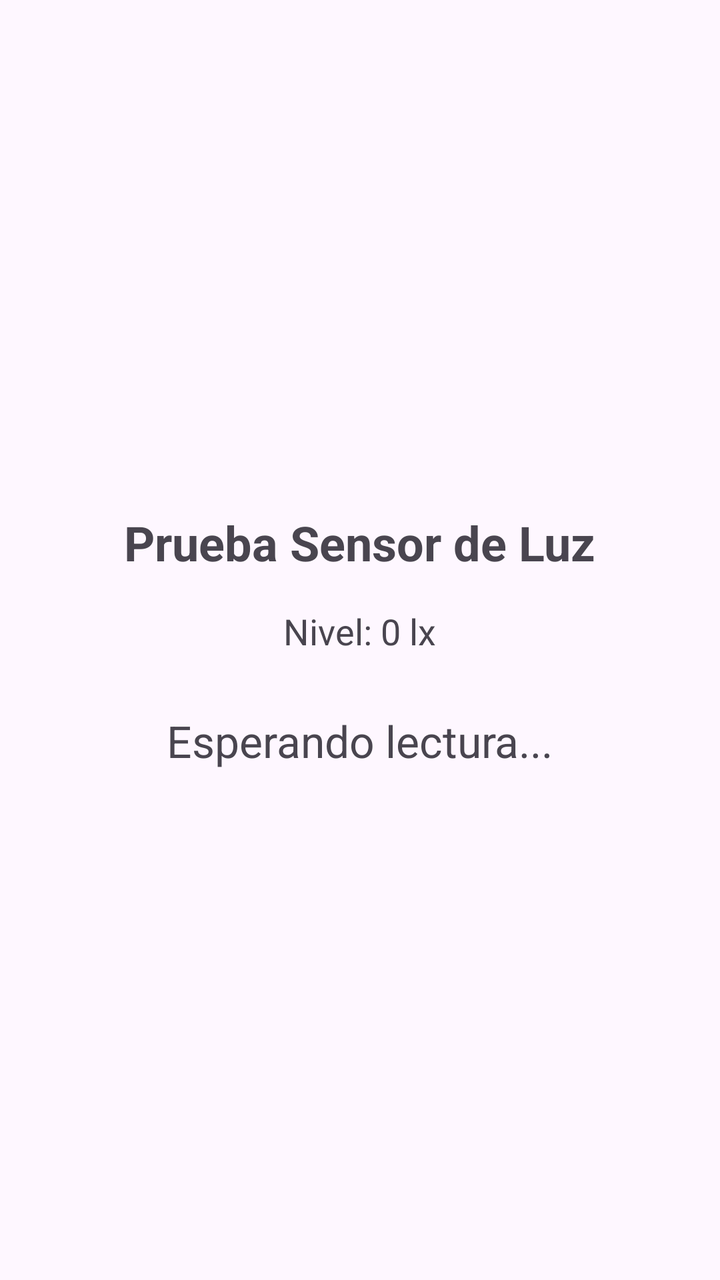
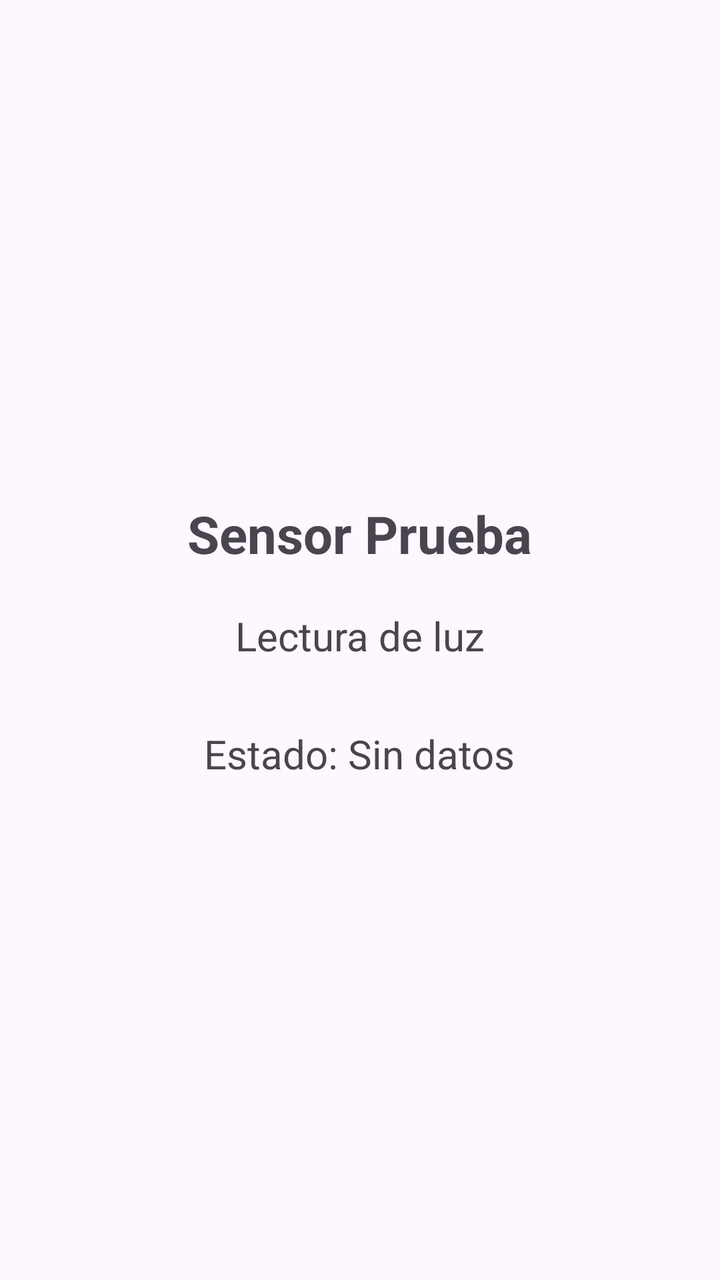

Screens rendered from an Android XML layout before and after an edit, with the pre-edit source and the edit as a unified diff.
<!-- AndroidManifest.xml: application theme Theme.Sensor_Dinamico -->
<!-- res/layout/activity_main.xml -->
<?xml version="1.0" encoding="utf-8"?>
<androidx.constraintlayout.widget.ConstraintLayout xmlns:android="http://schemas.android.com/apk/res/android"
    xmlns:app="http://schemas.android.com/apk/res-auto"
    xmlns:tools="http://schemas.android.com/tools"
    android:id="@+id/main"
    android:layout_width="match_parent"
    android:layout_height="match_parent"
    tools:context=".MainActivity">

    <LinearLayout
        android:id="@+id/layoutFondo"
        android:layout_width="match_parent"
        android:layout_height="match_parent"
        android:gravity="center"
        android:orientation="vertical"
        android:padding="20dp">

        <TextView
            android:id="@+id/tvTitulo"
            android:layout_width="wrap_content"
            android:layout_height="wrap_content"
            android:text="Prueba Sensor de Luz"
            android:textStyle="bold"
            android:textSize="24sp" />

        <TextView
            android:id="@+id/tvValores"
            android:layout_width="wrap_content"
            android:layout_height="wrap_content"
            android:layout_marginTop="16dp"
            android:text="Nivel: 0 lx"
            android:textSize="18sp" />

        <TextView
            android:id="@+id/tvEstado"
            android:layout_width="wrap_content"
            android:layout_height="wrap_content"
            android:layout_marginTop="28dp"
            android:text="Esperando lectura..."
            android:textSize="22sp" />

    </LinearLayout>

</androidx.constraintlayout.widget.ConstraintLayout>
<!-- resources referenced by this layout -->
<resources>
  <style name="Theme.Sensor_Dinamico" parent="Base.Theme.Sensor_Dinamico" />
  <style name="Base.Theme.Sensor_Dinamico" parent="Theme.Material3.DayNight.NoActionBar">
          
          
      </style>
</resources>

<!-- the commit's change to res/layout/activity_main.xml (unified diff, before → after) -->
@@ -8,37 +8,37 @@
     tools:context=".MainActivity">
 
     <LinearLayout
-        android:id="@+id/layoutFondo"
+        android:id="@+id/contenedorPrincipal"
         android:layout_width="match_parent"
         android:layout_height="match_parent"
         android:gravity="center"
         android:orientation="vertical"
-        android:padding="20dp">
+        android:padding="24dp">
 
         <TextView
             android:id="@+id/tvTitulo"
             android:layout_width="wrap_content"
             android:layout_height="wrap_content"
-            android:text="Prueba Sensor de Luz"
+            android:text="Sensor Prueba"
             android:textStyle="bold"
-            android:textSize="24sp" />
+            android:textSize="26sp" />
 
         <TextView
             android:id="@+id/tvValores"
             android:layout_width="wrap_content"
             android:layout_height="wrap_content"
-            android:layout_marginTop="16dp"
-            android:text="Nivel: 0 lx"
-            android:textSize="18sp" />
+            android:layout_marginTop="20dp"
+            android:text="Lectura de luz"
+            android:textSize="20sp" />
 
         <TextView
             android:id="@+id/tvEstado"
             android:layout_width="wrap_content"
             android:layout_height="wrap_content"
-            android:layout_marginTop="28dp"
-            android:text="Esperando lectura..."
-            android:textSize="22sp" />
+            android:layout_marginTop="32dp"
+            android:text="Estado: Sin datos"
+            android:textSize="20sp" />
 
     </LinearLayout>
-
+    
 </androidx.constraintlayout.widget.ConstraintLayout>
